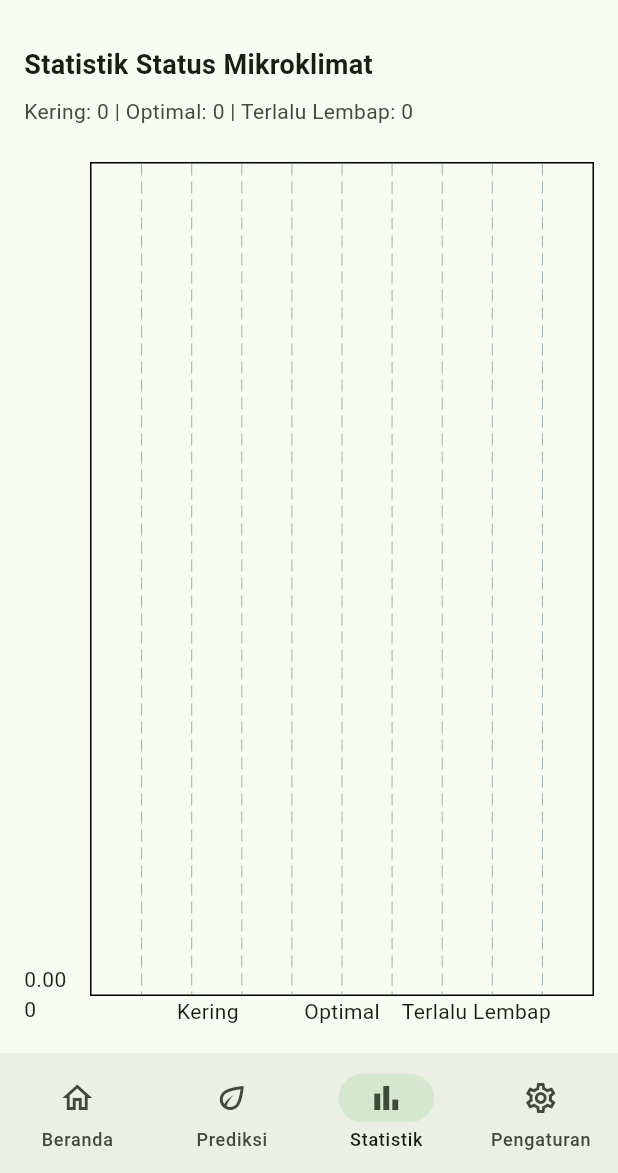
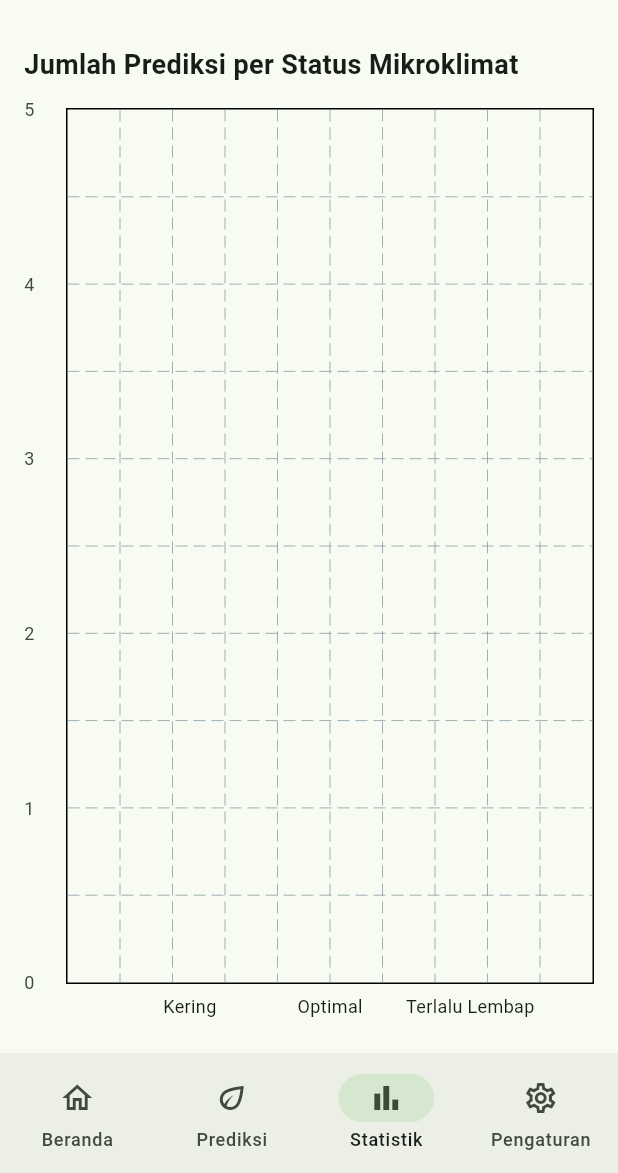
Before and after one commit to ThaMhrdk/agriclima_ltsm_707012400122, a Flutter app: the screen it shows after launch, item 3 of the bottom bar chosen, on a phone screen of 412 x 824 dp, the part 63-1236 px from its top. Run offline on Flutter 3.47's test engine with Material 3 defaults, Android fonts, the phone set to English and light mode, and no system bars; drawn by our look-alikes of fl_chart; our stand-ins replace flutter_bloc.

Commit message:
Remedi Assesment 1

```diff
--- a/lib/main.dart
+++ b/lib/main.dart
@@ -90,8 +90,8 @@ class _KerangkaNavigasiState extends State<KerangkaNavigasi> {
 
   @override
   Widget build(BuildContext context) {
-    final totalData = context.select<PrediksiBloc, int>(
-      (bloc) => bloc.state.totalSemuaPrediksi,
+    final jumlahPerluTindakan = context.select<PrediksiBloc, int>(
+      (bloc) => bloc.state.totalPerluTindakan,
     );
 
     return Scaffold(
@@ -112,13 +112,13 @@ class _KerangkaNavigasiState extends State<KerangkaNavigasi> {
           ),
           NavigationDestination(
             icon: Badge(
-              isLabelVisible: totalData > 0,
-              label: Text('$totalData'),
+              isLabelVisible: jumlahPerluTindakan > 0,
+              label: Text('$jumlahPerluTindakan'),
               child: const Icon(Icons.eco_outlined),
             ),
             selectedIcon: Badge(
-              isLabelVisible: totalData > 0,
-              label: Text('$totalData'),
+              isLabelVisible: jumlahPerluTindakan > 0,
+              label: Text('$jumlahPerluTindakan'),
               child: const Icon(Icons.eco),
             ),
             label: 'Prediksi',
--- a/lib/models/hasil_prediksi.dart
+++ b/lib/models/hasil_prediksi.dart
@@ -21,6 +21,15 @@ class HasilPrediksi {
     required this.waktu,
   });
 
+  static const Map<String, String> catatanPerawatanTanaman = {
+    'Padi':
+        'Jaga genangan air 2–5 cm pada fase vegetatif dan keringkan lahan menjelang panen.',
+    'Jagung':
+        'Siram saat tanah mulai kering dan hindari genangan di sekitar perakaran.',
+    'Cabai':
+        'Gunakan mulsa untuk menjaga kelembapan tanah dan siram pada pagi atau sore hari.',
+  };
+
   String get status {
     if (kelembapanTanah < 40) {
       return 'Kering';
@@ -34,25 +43,18 @@ class HasilPrediksi {
   String get rekomendasi {
     switch (status) {
       case 'Kering':
-        return 'Segera lakukan Penyiraman atau irigasi';
+        return 'Segera lakukan penyiraman atau irigasi';
       case 'Optimal':
         return 'Pertahankan pola perawatan saat ini';
       case 'Terlalu Lembap':
       default:
-        return 'Kurangi Penyiraman dan periksa drainase';
+        return 'Kurangi penyiraman dan periksa drainase';
     }
   }
 
   String get catatanPerawatan {
-    switch (tanaman) {
-      case 'Padi':
-        return 'Jaga Genangan air 2-5cm pada fase vegetatif dan keringkan lahan menjelang panen';
-      case 'Jagung':
-        return 'Siram saat tanah mulai kering dan hindari genangan di sekitar perakaran';
-      case 'Cabai':
-      default:
-        return 'Gunakan Mulsa untuk menjaga kelembapan tanah dan siram pada pagi atau sore hari.';
-    }
+    return catatanPerawatanTanaman[tanaman] ??
+        'Pantau kondisi tanaman secara rutin.';
   }
 
   IconData get ikonStatus {
--- a/lib/pages/halaman_statistik.dart
+++ b/lib/pages/halaman_statistik.dart
@@ -1,3 +1,5 @@
+import 'dart:math';
+
 import 'package:fl_chart/fl_chart.dart';
 import 'package:flutter/material.dart';
 import 'package:flutter_bloc/flutter_bloc.dart';
@@ -16,6 +18,9 @@ class HalamanStatistik extends StatelessWidget {
         final jmlKering = dataStatus['Kering'] ?? 0;
         final jmlOptimal = dataStatus['Optimal'] ?? 0;
         final jmlLembap = dataStatus['Terlalu Lembap'] ?? 0;
+        final maxJumlah = max(jmlKering, max(jmlOptimal, jmlLembap));
+        final maxY = (maxJumlah < 5 ? 5 : maxJumlah + 1).toDouble();
+        final intervalY = maxY <= 10 ? 1.0 : (maxY / 5).ceilToDouble();
 
         return Padding(
           padding: const EdgeInsets.all(16),
@@ -23,22 +28,19 @@ class HalamanStatistik extends StatelessWidget {
             crossAxisAlignment: CrossAxisAlignment.start,
             children: [
               Text(
-                'Statistik Status Mikroklimat',
+                'Jumlah Prediksi per Status Mikroklimat',
                 style: TextStyle(
                   fontSize: 18,
                   fontWeight: FontWeight.bold,
                   color: colorScheme.onSurface,
                 ),
               ),
-              const SizedBox(height: 8),
-              Text(
-                'Kering: $jmlKering | Optimal: $jmlOptimal | Terlalu Lembap: $jmlLembap',
-                style: TextStyle(color: colorScheme.onSurfaceVariant),
-              ),
-              const SizedBox(height: 24),
+              const SizedBox(height: 16),
               Expanded(
                 child: BarChart(
                   BarChartData(
+                    minY: 0,
+                    maxY: maxY,
                     titlesData: FlTitlesData(
                       topTitles: const AxisTitles(
                         sideTitles: SideTitles(showTitles: false),
@@ -46,20 +48,54 @@ class HalamanStatistik extends StatelessWidget {
                       rightTitles: const AxisTitles(
                         sideTitles: SideTitles(showTitles: false),
                       ),
+                      leftTitles: AxisTitles(
+                        sideTitles: SideTitles(
+                          showTitles: true,
+                          reservedSize: 28,
+                          interval: intervalY,
+                          getTitlesWidget: (value, meta) {
+                            if (value % 1 != 0) {
+                              return const SizedBox.shrink();
+                            }
+                            return Text(
+                              '${value.toInt()}',
+                              style: TextStyle(
+                                fontSize: 12,
+                                color: colorScheme.onSurfaceVariant,
+                              ),
+                            );
+                          },
+                        ),
+                      ),
                       bottomTitles: AxisTitles(
                         sideTitles: SideTitles(
                           showTitles: true,
+                          reservedSize: 30,
                           getTitlesWidget: (value, meta) {
+                            String label;
                             switch (value.toInt()) {
                               case 0:
-                                return const Text('Kering');
+                                label = 'Kering';
+                                break;
                               case 1:
-                                return const Text('Optimal');
+                                label = 'Optimal';
+                                break;
                               case 2:
-                                return const Text('Terlalu Lembap');
+                                label = 'Terlalu Lembap';
+                                break;
                               default:
-                                return const Text('');
+                                label = '';
                             }
+                            return Padding(
+                              padding: const EdgeInsets.only(top: 6),
+                              child: Text(
+                                label,
+                                style: TextStyle(
+                                  fontSize: 12,
+                                  color: colorScheme.onSurface,
+                                ),
+                              ),
+                            );
                           },
                         ),
                       ),
--- a/lib/pages/halaman_tentang.dart
+++ b/lib/pages/halaman_tentang.dart
@@ -24,7 +24,7 @@ class HalamanTentang extends StatelessWidget {
           const Card(
             child: ListTile(
               leading: Icon(Icons.eco),
-              title: Text('AgriClima LTSM'),
+              title: Text('AgriClima LSTM'),
               subtitle: Text(
                 'Aplikasi pemantauan dan prediksi mikroklimat 24 jam ke depan untuk menentukan status lahan dan rekomendasi perawatan tanaman.',
               ),
--- a/lib/state/prediksi_bloc.dart
+++ b/lib/state/prediksi_bloc.dart
@@ -68,6 +68,12 @@ class PrediksiState {
   bool get isModeGelap => themeMode == ThemeMode.dark;
 
   int get totalSemuaPrediksi => daftarPrediksi.length;
+
+  int get totalPerluTindakan => daftarPrediksi
+      .where(
+        (item) => item.status == 'Kering' || item.status == 'Terlalu Lembap',
+      )
+      .length;
 
   List<HasilPrediksi> get daftarTersaring {
     if (filterPetak == 'Semua') {
--- a/lib/widgets/prediksi_card.dart
+++ b/lib/widgets/prediksi_card.dart
@@ -40,7 +40,7 @@ class PrediksiCard extends StatelessWidget {
                 ),
               ),
               subtitle: Text(
-                'Status: ${prediksi.status}',
+                prediksi.status,
                 style: TextStyle(
                   color: prediksi.warnaStatus,
                   fontWeight: FontWeight.w600,
@@ -63,7 +63,7 @@ class PrediksiCard extends StatelessWidget {
               ),
             ),
             Text(
-              'Kelembapan Tanah: ${prediksi.kelembapanTanah.toInt()}%',
+              'Kelembapan tanah: ${prediksi.kelembapanTanah.toStringAsFixed(1)}%',
               style: TextStyle(color: colorScheme.onSurface),
             ),
             const SizedBox(height: 4),
@@ -73,12 +73,12 @@ class PrediksiCard extends StatelessWidget {
             ),
             const SizedBox(height: 8),
             Text(
-              'Suhu Udara: ${prediksi.suhuUdara.toInt()} °C',
+              'Suhu udara: ${prediksi.suhuUdara.toStringAsFixed(1)} °C',
               style: TextStyle(color: colorScheme.onSurface),
             ),
             const SizedBox(height: 2),
             Text(
-              'Kelembapan Udara: ${prediksi.kelembapanUdara.toInt()}%',
+              'Kelembapan udara: ${prediksi.kelembapanUdara.toStringAsFixed(1)}%',
               style: TextStyle(color: colorScheme.onSurface),
             ),
             const SizedBox(height: 6),
@@ -88,7 +88,7 @@ class PrediksiCard extends StatelessWidget {
             ),
             const SizedBox(height: 2),
             Text(
-              'Catatan ${prediksi.tanaman}: ${prediksi.catatanPerawatan}',
+              'Catatan: ${prediksi.catatanPerawatan}',
               style: TextStyle(
                 fontSize: 12,
                 color: colorScheme.onSurfaceVariant,
```
Also changed, not shown: lib/pages/halaman_beranda.dart (+4 -3 lines), lib/pages/halaman_input_prediksi.dart (+88 -32 lines), lib/pages/halaman_prediksi.dart (+6 -3 lines), lib/state/prediksi_provider.dart (deleted, +0 -96 lines), 3 other files.
